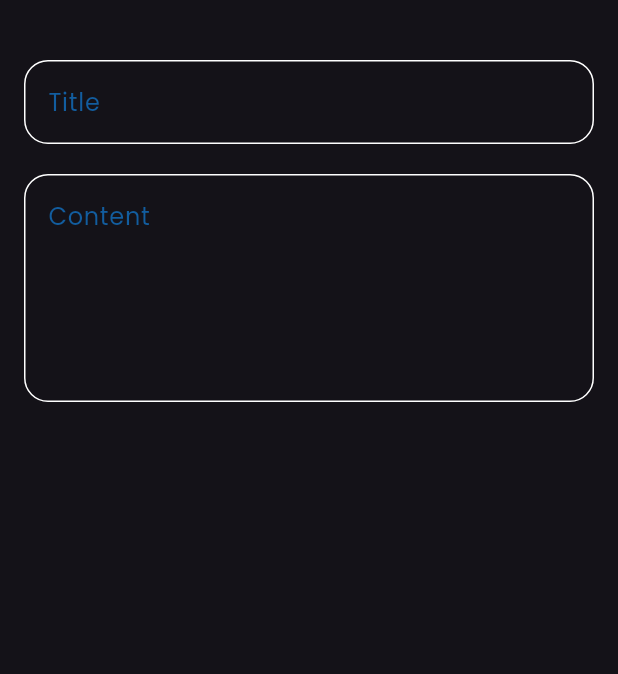
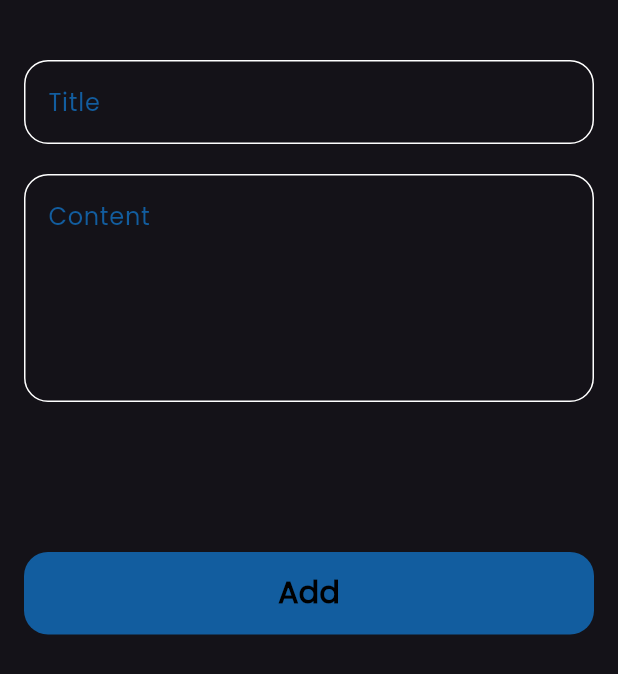
Before and after one commit to Parawita/notes_app, a Flutter app: the AbbModelBottomShett widget shown alone on an empty page, opened directly, on a phone screen of 412 x 824 dp. Shown: the top 674 px of the screen. Run offline on Flutter 3.47's test engine with Material 3 defaults, Android fonts, the phone set to English and light mode, and no system bars; our stand-ins replace font_awesome_flutter.

Commit message:
add ADD bottom to app

```diff
--- /dev/null
+++ b/lib/widgets/custom_add_bottom.dart
@@ -0,0 +1,27 @@
+import 'package:flutter/material.dart';
+
+class CustomAddBottom extends StatelessWidget {
+  const CustomAddBottom({super.key});
+
+  @override
+  Widget build(BuildContext context) {
+    return Container(
+      width: MediaQuery.of(context).size.width,
+      height: 55,
+      decoration: BoxDecoration(
+        borderRadius: BorderRadius.circular(16),
+        color: const Color.fromARGB(255, 18, 93, 159),
+      ),
+      child: const Center(
+        child: Text(
+          'Add',
+          style: TextStyle(
+            color: Colors.black,
+            fontSize: 20,
+            fontWeight: FontWeight.bold,
+          ),
+        ),
+      ),
+    );
+  }
+}
--- a/lib/widgets/shom_model_bottom.dart
+++ b/lib/widgets/shom_model_bottom.dart
@@ -1,4 +1,5 @@
 import 'package:flutter/material.dart';
+import 'package:notesapp/widgets/custom_add_bottom.dart';
 import 'package:notesapp/widgets/custom_text_feild.dart';
 
 class AbbModelBottomShett extends StatelessWidget {
@@ -23,6 +24,8 @@ class AbbModelBottomShett extends StatelessWidget {
             ss: "Content",
             maxlines: 5,
           ),
+          const SizedBox(height: 100),
+          const CustomAddBottom(),
         ],
       ),
     );
```
